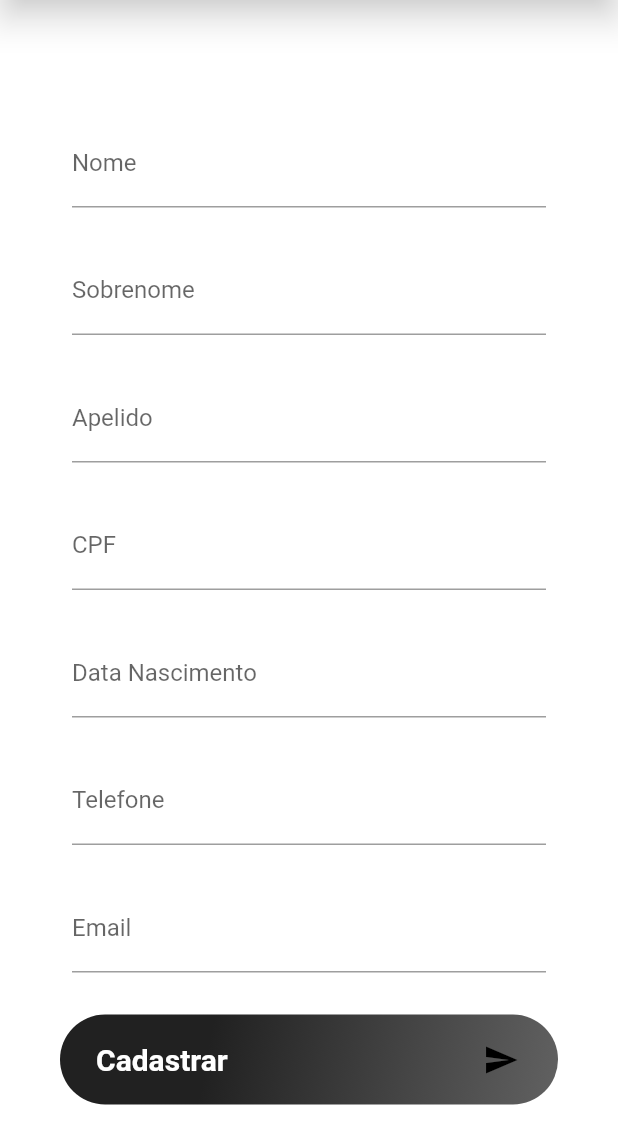
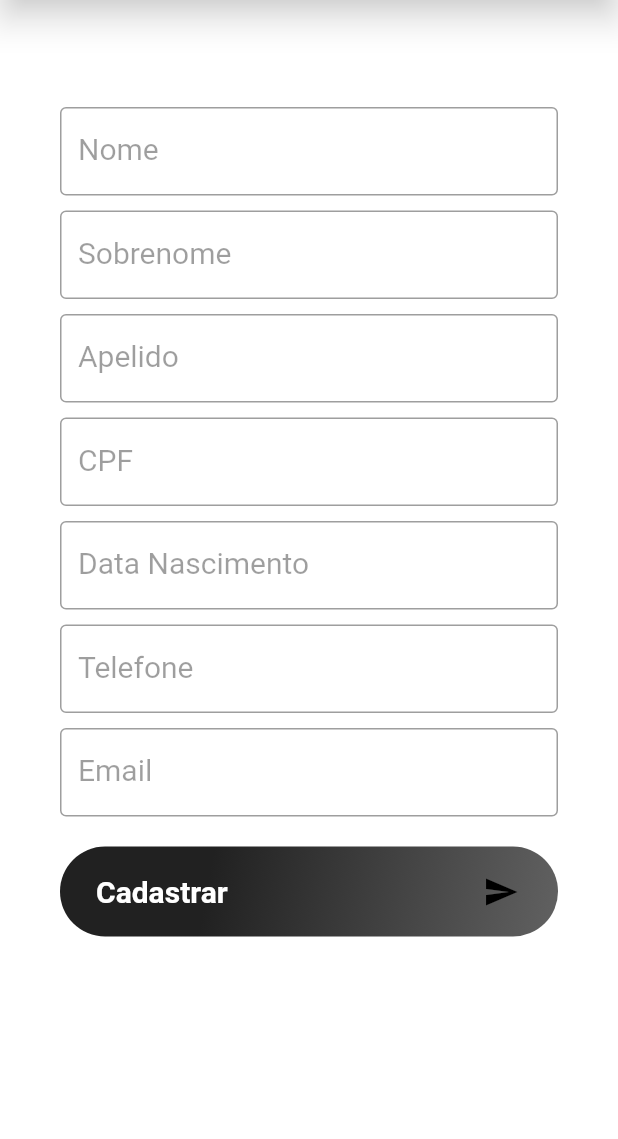
Before and after one commit to dieinimymaganha/GalleryShop, a Flutter app: the CreateNewUserClient screen opened directly, on a phone screen of 412 x 824 dp, the part 97-1236 px from its top. Run offline on Flutter 3.47's test engine with Material 2 defaults, Android fonts, the phone set to English and light mode, and no system bars; our stand-ins replace flutter_masked_text, shared_preferences; missing offline and left inert: http_interceptor; accounts and stored records are empty.

Commit message:
Realizadas alterações do formulário

```diff
--- a/frontend/galleryshopcustomers/lib/components/editor.dart
+++ b/frontend/galleryshopcustomers/lib/components/editor.dart
@@ -4,31 +4,36 @@ class Editor extends StatelessWidget {
   final TextEditingController controller;
   final String label;
   final String tip;
-  final IconData icon;
+  final Widget icon;
   final TextInputType textInputType;
 
-  Editor({
-    this.controller,
-    this.label,
-    this.tip,
-    this.icon,
-    this.textInputType
-  });
+  Editor(
+      {this.controller, this.label, this.tip, this.icon, this.textInputType});
 
   @override
   Widget build(BuildContext context) {
-    return Padding(
-      padding: const EdgeInsets.all(8.0),
-      child: TextField(
-        controller: controller,
-        style: TextStyle(fontSize: 16.0),
-        decoration: InputDecoration(
-          icon: icon != null ? Icon(icon) : null,
-          labelText: label,
-          hintText: tip,
+    return TextFormField(
+      style: TextStyle(color: Color(0xFFF234253), fontWeight: FontWeight.bold),
+      controller: controller,
+      decoration: InputDecoration(
+        focusedBorder: OutlineInputBorder(
+          borderSide: BorderSide(color: Colors.grey, width: 1.0),
         ),
-        keyboardType: textInputType,
+        enabledBorder: OutlineInputBorder(
+            borderSide: BorderSide(color: Colors.grey, width: 1.0)),
+        labelStyle: TextStyle(
+          color: Colors.black38,
+          fontWeight: FontWeight.w400,
+          fontSize: 20,
+        ),
+        labelText: label,
+        hintText: tip,
+        suffixIcon: icon,
       ),
+
+      keyboardType: textInputType,
+
     );
+
   }
 }
```
